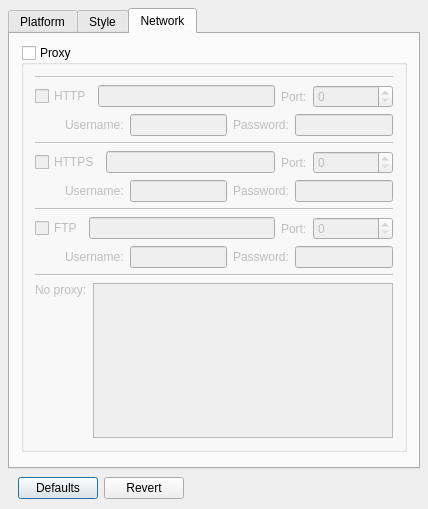
Old version of the form tools/qsettings/settingsdialog.ui in the repository threedeyes/qthaikuplugins.
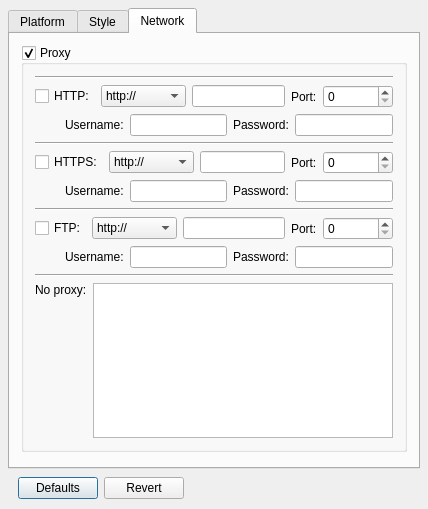
New version of the form. The open tabs and pages were chosen to show the change.

Commit message: QtSettings: Add proxy scheme

Patch:
```diff
--- a/tools/qsettings/settingsdialog.ui
+++ b/tools/qsettings/settingsdialog.ui
@@ -551,7 +551,7 @@
             <bool>true</bool>
            </property>
            <property name="checked">
-            <bool>false</bool>
+            <bool>true</bool>
            </property>
            <layout class="QVBoxLayout" name="verticalLayout_16">
             <item>
@@ -574,10 +574,29 @@
                    </size>
                   </property>
                   <property name="text">
-                   <string>HTTP</string>
+                   <string>HTTP:</string>
                   </property>
                  </widget>
                 </item>
+                <item>
+                 <widget class="QComboBox" name="httpProxyScheme">
+                  <item>
+                   <property name="text">
+                    <string>http://</string>
+                   </property>
+                  </item>
+                  <item>
+                   <property name="text">
+                    <string>socks5://</string>
+                   </property>
+                  </item>
+                  <item>
+                   <property name="text">
+                    <string>socks5h://</string>
+                   </property>
+                  </item>
+                 </widget>
+                </item>
                 <item>
                  <widget class="QLineEdit" name="httpProxyAddress"/>
                 </item>
@@ -592,7 +611,7 @@
                  <widget class="QSpinBox" name="httpProxyPort">
                   <property name="minimumSize">
                    <size>
-                    <width>80</width>
+                    <width>70</width>
                     <height>0</height>
                    </size>
                   </property>
@@ -665,10 +684,29 @@
                    </size>
                   </property>
                   <property name="text">
-                   <string>HTTPS</string>
+                   <string>HTTPS:</string>
                   </property>
                  </widget>
                 </item>
+                <item>
+                 <widget class="QComboBox" name="httpsProxyScheme">
+                  <item>
+                   <property name="text">
+                    <string>http://</string>
+                   </property>
+                  </item>
+                  <item>
+                   <property name="text">
+                    <string>socks5://</string>
+                   </property>
+                  </item>
+                  <item>
+                   <property name="text">
+                    <string>socks5h://</string>
+                   </property>
+                  </item>
+                 </widget>
+                </item>
                 <item>
                  <widget class="QLineEdit" name="httpsProxyAddress"/>
                 </item>
@@ -683,7 +721,7 @@
                  <widget class="QSpinBox" name="httpsProxyPort">
                   <property name="minimumSize">
                    <size>
-                    <width>80</width>
+                    <width>70</width>
                     <height>0</height>
                    </size>
                   </property>
@@ -756,10 +794,29 @@
                    </size>
                   </property>
                   <property name="text">
-                   <string>FTP</string>
+                   <string>FTP:</string>
                   </property>
                  </widget>
                 </item>
+                <item>
+                 <widget class="QComboBox" name="ftpProxyScheme">
+                  <item>
+                   <property name="text">
+                    <string>http://</string>
+                   </property>
+                  </item>
+                  <item>
+                   <property name="text">
+                    <string>socks5://</string>
+                   </property>
+                  </item>
+                  <item>
+                   <property name="text">
+                    <string>socks5h://</string>
+                   </property>
+                  </item>
+                 </widget>
+                </item>
                 <item>
                  <widget class="QLineEdit" name="ftpProxyAddress"/>
                 </item>
@@ -774,7 +831,7 @@
                  <widget class="QSpinBox" name="ftpProxyPort">
                   <property name="minimumSize">
                    <size>
-                    <width>80</width>
+                    <width>70</width>
                     <height>0</height>
                    </size>
                   </property>
```
The commit also changes 1 other file.
